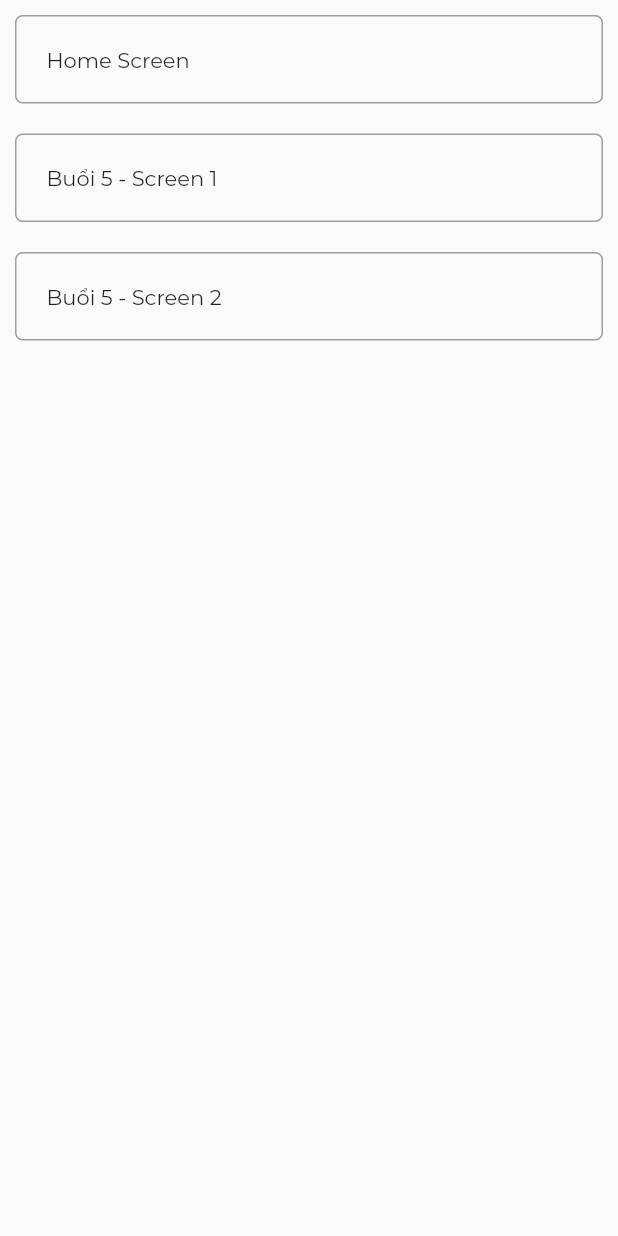
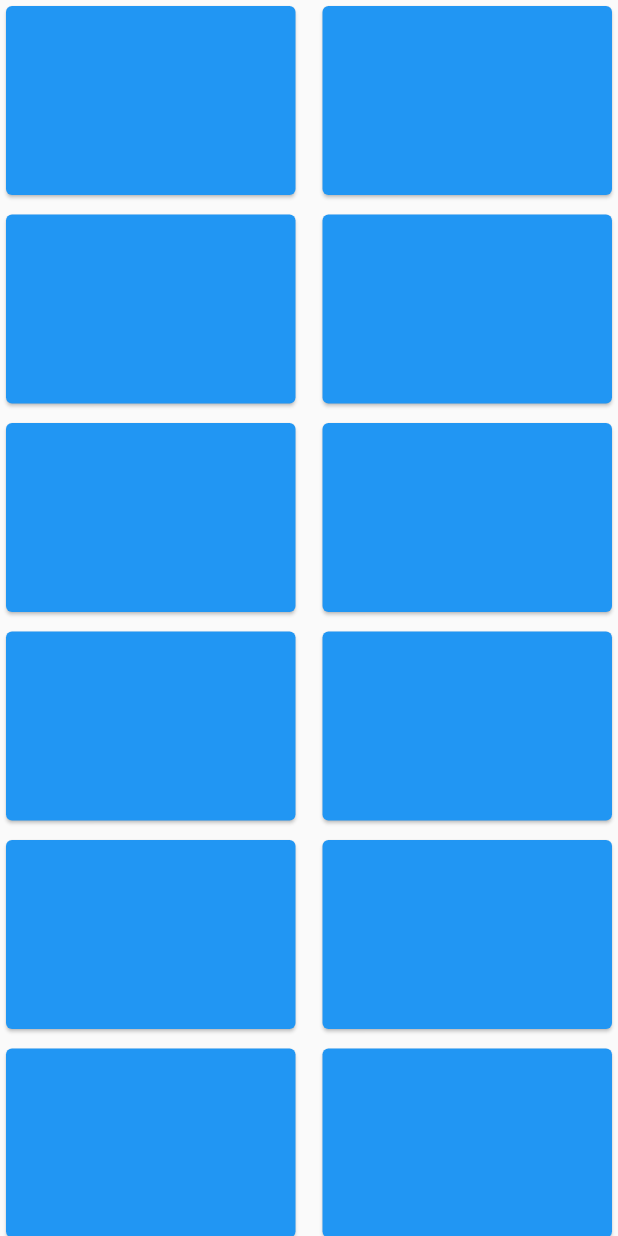
Before and after one commit to hatuan314/flutter-basic, a Flutter app: the screen it shows after launch, on a phone screen of 412 x 824 dp. Run offline on Flutter 3.47's test engine with Material 2 defaults, Android fonts, the phone set to English and light mode, and no system bars; project files that could hold a hidden picture were left out.

Commit message:
Learn GridView

```diff
--- a/flutter_basic_app/lib/common/constants/route_constants.dart
+++ b/flutter_basic_app/lib/common/constants/route_constants.dart
@@ -6,6 +6,9 @@ class RouteList {
 
   // Buổi 6
 
+  // Buổi 7
+  static const String b7Scr1 = '/learn_grid_view';
+
   // Learn
   static const String listScreen = '/listScreen';
   static const String homeScreen = '/homeScreen';
--- a/flutter_basic_app/lib/presentation/app.dart
+++ b/flutter_basic_app/lib/presentation/app.dart
@@ -4,7 +4,7 @@ import 'package:flutter_basic_app/presentation/routes.dart';
 
 class MyApp extends StatelessWidget {
   String get initialRoute {
-    return RouteList.listScreen;
+    return RouteList.b7Scr1;
   }
 
   @override
--- /dev/null
+++ b/flutter_basic_app/lib/presentation/journey/buoi7_gridview/b7_routes.dart
@@ -0,0 +1,11 @@
+import 'package:flutter/material.dart';
+import 'package:flutter_basic_app/common/constants/route_constants.dart';
+import 'package:flutter_basic_app/presentation/journey/buoi7_gridview/learn_grid_view.dart';
+
+class Buoi7Routes {
+  static Map<String, WidgetBuilder> getAll() {
+    return {
+      RouteList.b7Scr1: (context) => LearnGridView(),
+    };
+  }
+}
--- /dev/null
+++ b/flutter_basic_app/lib/presentation/journey/buoi7_gridview/grid_view_constants.dart
@@ -0,0 +1,3 @@
+class GridViewConstants {
+
+}
--- /dev/null
+++ b/flutter_basic_app/lib/presentation/journey/buoi7_gridview/learn_grid_view.dart
@@ -0,0 +1,29 @@
+import 'package:flutter/material.dart';
+
+class LearnGridView extends StatelessWidget {
+  @override
+  Widget build(BuildContext context) {
+    return Scaffold(
+      body: _body(context),
+    );
+  }
+
+  Widget _body(BuildContext context) {
+    return Container(
+      child: GridView.count(
+        crossAxisCount: 2 ,
+        childAspectRatio: 1.5,
+        mainAxisSpacing: 5,
+        crossAxisSpacing: 10,
+        children: List.generate(50,(index){
+          return Container(
+            child: Card(
+              color: Colors.blue,
+            ),
+          );
+        }),
+      ),
+    );
+  }
+
+}
--- a/flutter_basic_app/lib/presentation/routes.dart
+++ b/flutter_basic_app/lib/presentation/routes.dart
@@ -1,12 +1,14 @@
 
 import 'package:flutter/material.dart';
 import 'package:flutter_basic_app/presentation/journey/buoi5/buoi5_routes.dart';
+import 'package:flutter_basic_app/presentation/journey/buoi7_gridview/b7_routes.dart';
 import 'package:flutter_basic_app/presentation/journey/learn/learn_routes.dart';
 
 class Routes {
   static Map<String, WidgetBuilder> _getCombinedRoutes() => {
     ...Buoi5Routes.getAll(),
     ...LearnRoutes.getAll(),
+    ...Buoi7Routes.getAll(),
   };
 
   static Map<String, WidgetBuilder> getAll() => _getCombinedRoutes();
```
